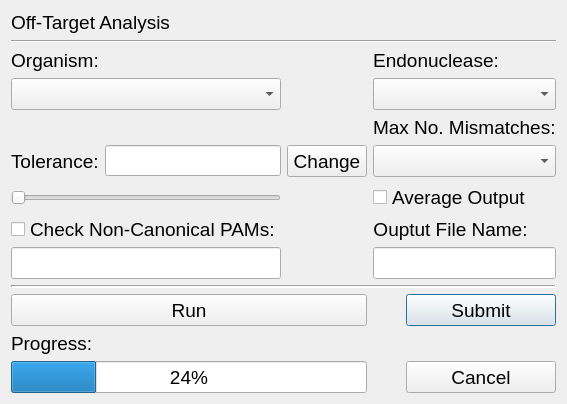
First picture: the form in OffTargetAnalysis.ui, repository TrinhLab/CASPERapp, before the edit.
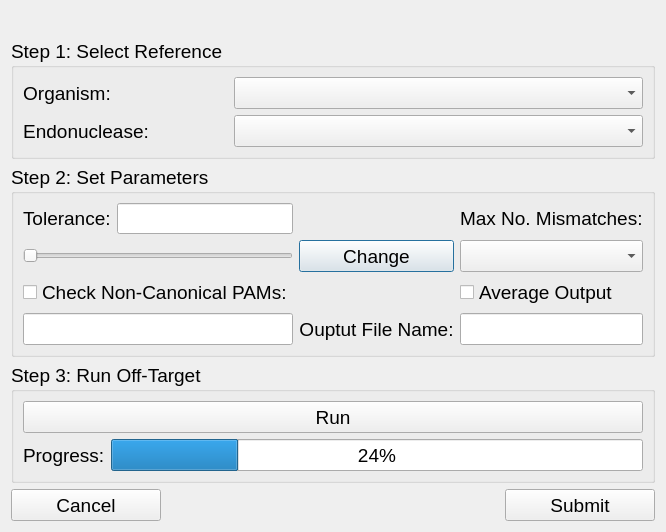
Second picture: the form after the edit.

Commit message: removing dead links from new genome. adding in new UIs for results, they are not working yet

```diff
--- a/OffTargetAnalysis.ui
+++ b/OffTargetAnalysis.ui
@@ -6,8 +6,8 @@
    <rect>
     <x>0</x>
     <y>0</y>
-    <width>522</width>
-    <height>408</height>
+    <width>586</width>
+    <height>476</height>
    </rect>
   </property>
   <property name="font">
@@ -29,17 +29,35 @@
    <property name="sizeConstraint">
     <enum>QLayout::SetFixedSize</enum>
    </property>
-   <item row="7" column="3" alignment="Qt::AlignLeft">
-    <widget class="QLabel" name="label_7">
+   <item row="1" column="0" colspan="2">
+    <widget class="QGroupBox" name="groupBox">
+     <property name="title">
+      <string>Step 1: Select Reference</string>
+     </property>
+     <layout class="QGridLayout" name="gridLayout_2">
+      <item row="0" column="0" alignment="Qt::AlignLeft">
+       <widget class="QLabel" name="label_3">
+        <property name="font">
+         <font>
+          <family>Arial</family>
+          <pointsize>14</pointsize>
+          <weight>50</weight>
+          <italic>false</italic>
+          <bold>false</bold>
+         </font>
+        </property>
+        <property name="styleSheet">
+         <string notr="true">font: 14pt &quot;Arial&quot;;</string>
+        </property>
      <property name="text">
-      <string>Ouptut File Name:</string>
+         <string>Organism:</string>
      </property>
      <property name="alignment">
       <set>Qt::AlignCenter</set>
      </property>
     </widget>
    </item>
-   <item row="2" column="3" alignment="Qt::AlignLeft">
+      <item row="1" column="0" alignment="Qt::AlignLeft">
     <widget class="QLabel" name="label_4">
      <property name="font">
       <font>
@@ -61,7 +79,46 @@
      </property>
     </widget>
    </item>
-   <item row="4" column="3">
+      <item row="0" column="1" colspan="2">
+       <widget class="QComboBox" name="OrgcomboBox">
+        <property name="minimumSize">
+         <size>
+          <width>0</width>
+          <height>32</height>
+         </size>
+        </property>
+       </widget>
+      </item>
+      <item row="1" column="1" colspan="2">
+       <widget class="QComboBox" name="EndocomboBox">
+        <property name="minimumSize">
+         <size>
+          <width>0</width>
+          <height>32</height>
+         </size>
+        </property>
+       </widget>
+      </item>
+     </layout>
+    </widget>
+   </item>
+   <item row="2" column="0" rowspan="2" colspan="2">
+    <widget class="QGroupBox" name="groupBox_2">
+     <property name="title">
+      <string>Step 2: Set Parameters</string>
+     </property>
+     <layout class="QGridLayout" name="gridLayout_3">
+      <item row="2" column="4">
+       <widget class="QComboBox" name="mismatchcomboBox">
+        <property name="minimumSize">
+         <size>
+          <width>0</width>
+          <height>32</height>
+         </size>
+        </property>
+       </widget>
+      </item>
+      <item row="0" column="4">
     <widget class="QLabel" name="label_2">
      <property name="minimumSize">
       <size>
@@ -86,68 +143,10 @@
      </property>
     </widget>
    </item>
-   <item row="10" column="3" rowspan="2" alignment="Qt::AlignRight">
-    <widget class="QPushButton" name="submitButton">
-     <property name="minimumSize">
-      <size>
-       <width>150</width>
-       <height>32</height>
-      </size>
-     </property>
-     <property name="maximumSize">
-      <size>
-       <width>150</width>
-       <height>16777215</height>
-      </size>
-     </property>
-     <property name="text">
-      <string>Submit</string>
-     </property>
-    </widget>
-   </item>
-   <item row="0" column="0" colspan="4" alignment="Qt::AlignLeft">
-    <widget class="QLabel" name="label_5">
-     <property name="font">
-      <font>
-       <family>Arial</family>
-       <pointsize>14</pointsize>
-       <weight>50</weight>
-       <italic>false</italic>
-       <bold>false</bold>
-      </font>
-     </property>
-     <property name="autoFillBackground">
-      <bool>false</bool>
-     </property>
-     <property name="frameShadow">
-      <enum>QFrame::Plain</enum>
-     </property>
-     <property name="text">
-      <string>Off-Target Analysis</string>
-     </property>
-     <property name="alignment">
-      <set>Qt::AlignCenter</set>
-     </property>
-    </widget>
-   </item>
-   <item row="1" column="0" colspan="4">
-    <widget class="Line" name="line">
-     <property name="orientation">
-      <enum>Qt::Horizontal</enum>
-     </property>
-    </widget>
-   </item>
-   <item row="8" column="0" colspan="2">
-    <widget class="QLineEdit" name="altpamlistline">
-     <property name="maximumSize">
-      <size>
-       <width>11111</width>
-       <height>1111</height>
-      </size>
-     </property>
-    </widget>
-   </item>
-   <item row="5" column="2">
+      <item row="0" column="1" colspan="2">
+       <widget class="QLineEdit" name="tolerancelineEdit"/>
+      </item>
+      <item row="2" column="3">
     <widget class="QPushButton" name="pushButton">
      <property name="minimumSize">
       <size>
@@ -160,49 +159,58 @@
      </property>
     </widget>
    </item>
-   <item row="5" column="0">
+      <item row="4" column="3">
+       <widget class="QLabel" name="label_7">
+        <property name="text">
+         <string>Ouptut File Name:</string>
+        </property>
+        <property name="alignment">
+         <set>Qt::AlignCenter</set>
+        </property>
+       </widget>
+      </item>
+      <item row="4" column="4">
+       <widget class="QLineEdit" name="FileName">
+        <property name="minimumSize">
+         <size>
+          <width>0</width>
+          <height>32</height>
+         </size>
+        </property>
+       </widget>
+      </item>
+      <item row="3" column="4">
+       <widget class="QCheckBox" name="AVG">
+        <property name="text">
+         <string>Average Output</string>
+        </property>
+       </widget>
+      </item>
+      <item row="0" column="0">
     <widget class="QLabel" name="label">
-     <property name="styleSheet">
-      <string notr="true"/>
-     </property>
      <property name="text">
       <string>Tolerance:</string>
      </property>
     </widget>
    </item>
-   <item row="2" column="0">
-    <widget class="QLabel" name="label_3">
-     <property name="font">
-      <font>
-       <family>Arial</family>
-       <pointsize>14</pointsize>
-       <weight>50</weight>
-       <italic>false</italic>
-       <bold>false</bold>
-      </font>
-     </property>
-     <property name="styleSheet">
-      <string notr="true">font: 14pt &quot;Arial&quot;;</string>
-     </property>
-     <property name="text">
-      <string>Organism:</string>
-     </property>
-     <property name="alignment">
-      <set>Qt::AlignCenter</set>
+      <item row="2" column="0" colspan="3">
+       <widget class="QSlider" name="tolerancehorizontalSlider">
+        <property name="orientation">
+         <enum>Qt::Horizontal</enum>
      </property>
     </widget>
    </item>
-   <item row="3" column="0" colspan="2">
-    <widget class="QComboBox" name="OrgcomboBox">
-     <property name="minimumSize">
+      <item row="4" column="0" colspan="3">
+       <widget class="QLineEdit" name="altpamlistline">
+        <property name="maximumSize">
       <size>
-       <width>0</width>
-       <height>32</height>
+          <width>11111</width>
+          <height>1111</height>
       </size>
      </property>
     </widget>
    </item>
-   <item row="7" column="0" colspan="2">
+      <item row="3" column="0" colspan="3">
     <widget class="QCheckBox" name="checkBox">
      <property name="minimumSize">
       <size>
@@ -221,41 +229,35 @@
      </property>
     </widget>
    </item>
-   <item row="12" column="0">
-    <widget class="QLabel" name="label_6">
-     <property name="text">
-      <string>Progress:</string>
-     </property>
+     </layout>
     </widget>
    </item>
-   <item row="5" column="3">
-    <widget class="QComboBox" name="mismatchcomboBox">
-     <property name="minimumSize">
-      <size>
-       <width>0</width>
-       <height>32</height>
-      </size>
+   <item row="0" column="0" colspan="2" alignment="Qt::AlignLeft">
+    <widget class="QLabel" name="label_5">
+     <property name="font">
+      <font>
+       <family>Arial</family>
+       <pointsize>14</pointsize>
+       <weight>50</weight>
+       <italic>false</italic>
+       <bold>false</bold>
+      </font>
      </property>
-    </widget>
-   </item>
-   <item row="6" column="3">
-    <widget class="QCheckBox" name="AVG">
+     <property name="autoFillBackground">
+      <bool>false</bool>
+     </property>
+     <property name="frameShadow">
+      <enum>QFrame::Plain</enum>
+     </property>
      <property name="text">
-      <string>Average Output</string>
+      <string/>
      </property>
-    </widget>
-   </item>
-   <item row="8" column="3">
-    <widget class="QLineEdit" name="FileName">
-     <property name="minimumSize">
-      <size>
-       <width>0</width>
-       <height>32</height>
-      </size>
+     <property name="alignment">
+      <set>Qt::AlignCenter</set>
      </property>
     </widget>
    </item>
-   <item row="13" column="3" alignment="Qt::AlignRight">
+   <item row="11" column="0" alignment="Qt::AlignLeft">
     <widget class="QPushButton" name="cancelButton">
      <property name="minimumSize">
       <size>
@@ -274,30 +276,13 @@
      </property>
     </widget>
    </item>
-   <item row="5" column="1">
-    <widget class="QLineEdit" name="tolerancelineEdit"/>
-   </item>
-   <item row="9" column="0" colspan="4">
-    <widget class="Line" name="line_2">
-     <property name="lineWidth">
-      <number>2</number>
+   <item row="4" column="0" colspan="2">
+    <widget class="QGroupBox" name="groupBox_3">
+     <property name="title">
+      <string>Step 3: Run Off-Target</string>
      </property>
-     <property name="orientation">
-      <enum>Qt::Horizontal</enum>
-     </property>
-    </widget>
-   </item>
-   <item row="3" column="3">
-    <widget class="QComboBox" name="EndocomboBox">
-     <property name="minimumSize">
-      <size>
-       <width>0</width>
-       <height>32</height>
-      </size>
-     </property>
-    </widget>
-   </item>
-   <item row="13" column="0" colspan="3">
+     <layout class="QGridLayout" name="gridLayout_4">
+      <item row="1" column="1">
     <widget class="QProgressBar" name="progressBar">
      <property name="minimumSize">
       <size>
@@ -310,14 +295,7 @@
      </property>
     </widget>
    </item>
-   <item row="6" column="0" colspan="2">
-    <widget class="QSlider" name="tolerancehorizontalSlider">
-     <property name="orientation">
-      <enum>Qt::Horizontal</enum>
-     </property>
-    </widget>
-   </item>
-   <item row="10" column="0" rowspan="2" colspan="3">
+      <item row="0" column="0" colspan="2">
     <widget class="QPushButton" name="Run">
      <property name="minimumSize">
       <size>
@@ -333,6 +311,35 @@
      </property>
      <property name="text">
       <string>Run</string>
+        </property>
+       </widget>
+      </item>
+      <item row="1" column="0">
+       <widget class="QLabel" name="label_6">
+        <property name="text">
+         <string>Progress:</string>
+        </property>
+       </widget>
+      </item>
+     </layout>
+    </widget>
+   </item>
+   <item row="11" column="1" alignment="Qt::AlignRight">
+    <widget class="QPushButton" name="submitButton">
+     <property name="minimumSize">
+      <size>
+       <width>150</width>
+       <height>32</height>
+      </size>
+     </property>
+     <property name="maximumSize">
+      <size>
+       <width>150</width>
+       <height>16777215</height>
+      </size>
+     </property>
+     <property name="text">
+      <string>Submit</string>
      </property>
     </widget>
    </item>
```
Left out of the diff: 2 changed lines with no effect on the pictures. Lines whose indentation alone changed are shown as unchanged. The commit also changes 4 other files.
